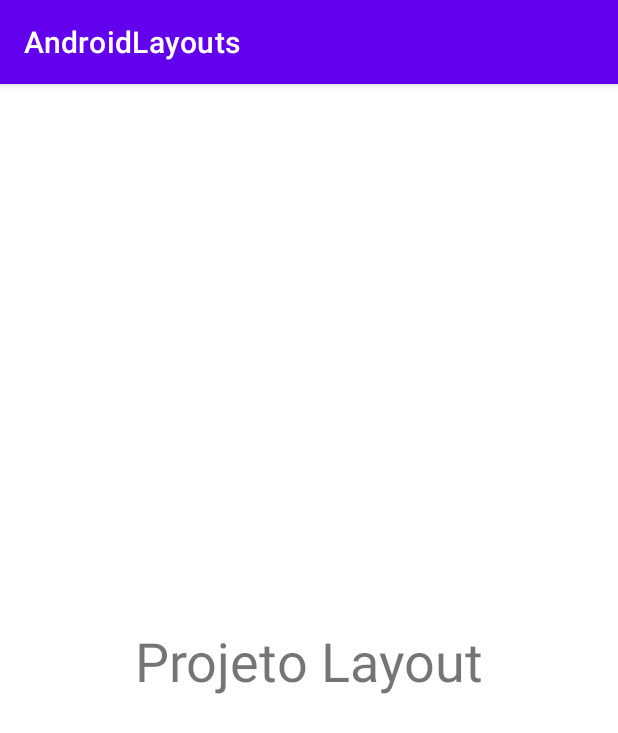
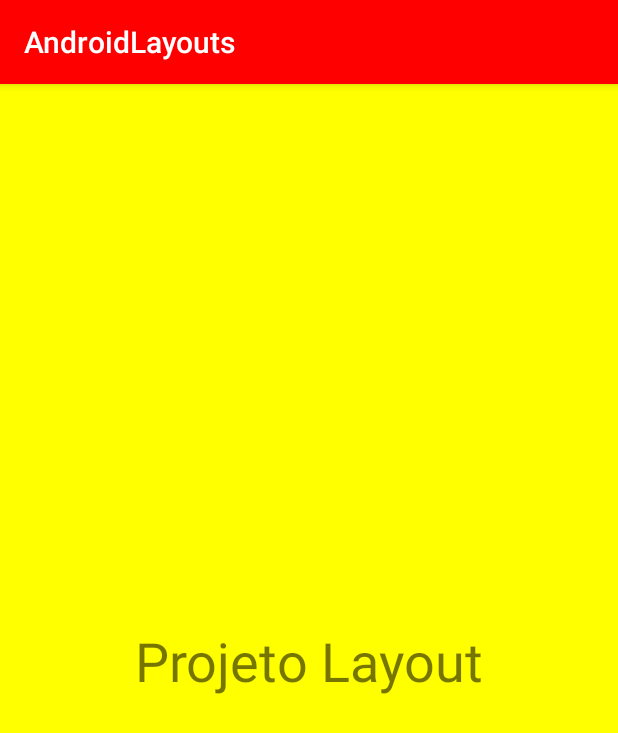
Before and after one commit to alvarengaricardo/AndoidLayouts, an Android app: the screen it shows after launch (MainActivity), on a phone screen of 412 x 824 dp. Shown: the top 733 px of the screen. Run offline under Robolectric (Android 15) with nearby library versions, the phone set to English and light mode, and no system bars.

Commit message:
app theme & SDK 22

```diff
--- a/app/build.gradle
+++ b/app/build.gradle
@@ -8,7 +8,7 @@ android {
 
     defaultConfig {
         applicationId "com.example.androidlayouts"
-        minSdk 29
+        minSdk 22
         targetSdk 33
         versionCode 1
         versionName "1.0"
--- a/app/src/main/AndroidManifest.xml
+++ b/app/src/main/AndroidManifest.xml
@@ -9,7 +9,7 @@
         android:icon="@mipmap/ic_launcher"
         android:label="@string/app_name"
         android:supportsRtl="true"
-        android:theme="@style/Theme.AndroidLayouts"
+        android:theme="@style/AppTheme"
         tools:targetApi="31">
         <activity
             android:name=".MainActivity"
--- a/app/src/main/res/values/colors.xml
+++ b/app/src/main/res/values/colors.xml
@@ -7,4 +7,8 @@
     <color name="teal_700">#FF018786</color>
     <color name="black">#FF000000</color>
     <color name="white">#FFFFFFFF</color>
+    <color name="red">#FF0000</color>
+    <color name="blue">#0000FF</color>
+    <color name="yellow">#FFFF00</color>
+
 </resources>
--- a/app/src/main/res/values/themes.xml
+++ b/app/src/main/res/values/themes.xml
@@ -13,4 +13,12 @@
         <item name="android:statusBarColor">?attr/colorPrimaryVariant</item>
         <!-- Customize your theme here. -->
     </style>
+
+    <style name="AppTheme" parent="Theme.AppCompat.Light.DarkActionBar">
+        <item name="colorPrimary">@color/red</item>
+        <item name="colorPrimaryDark">@color/blue</item>
+        <item name="colorAccent">@color/black</item>
+        <item name="android:windowBackground">@color/yellow</item>
+
+    </style>
 </resources>
```
